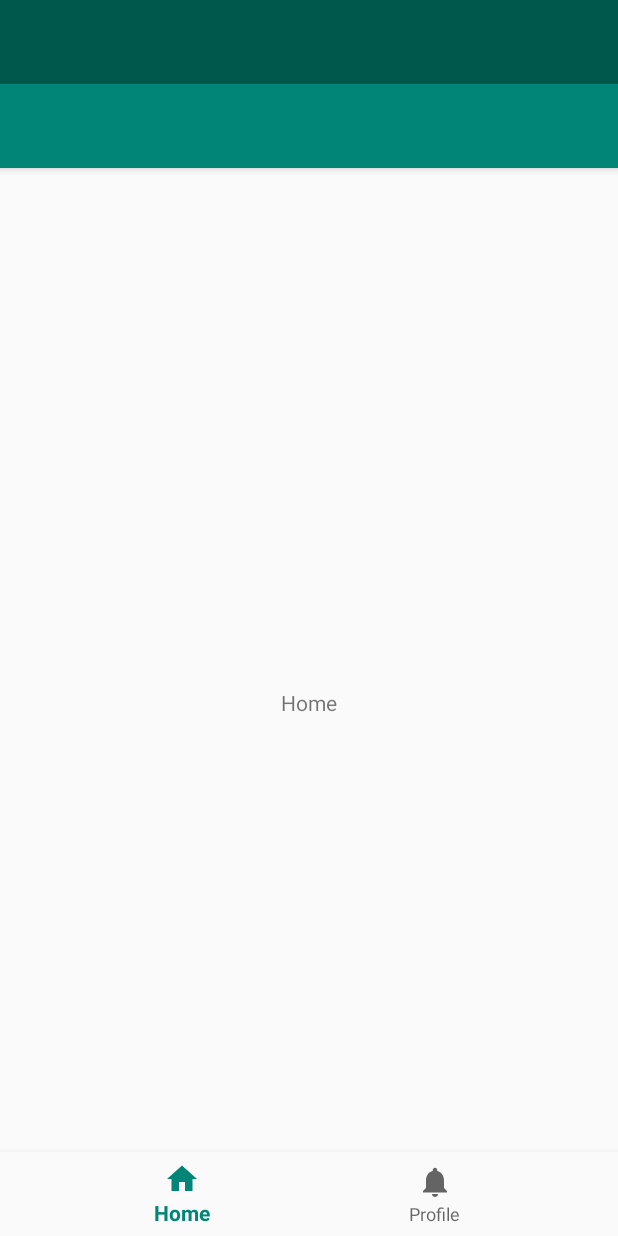
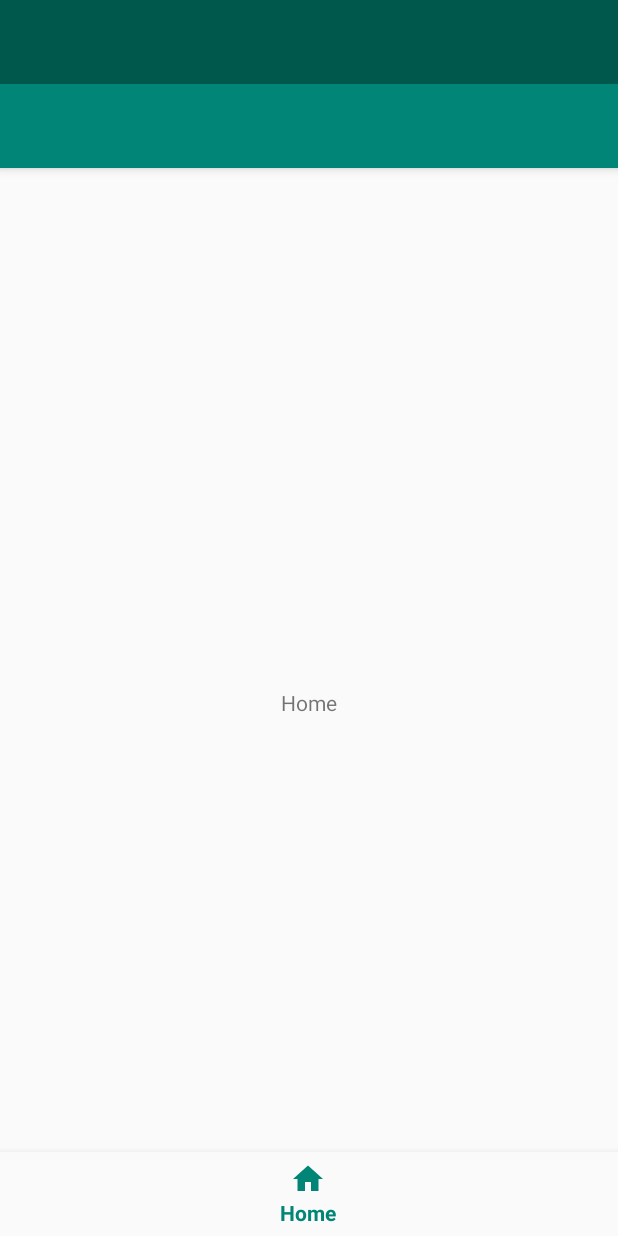
Before and after one commit to atrostan/brackit, an Android app: the layout activity_main.xml on its own in the app's theme, with its tools: preview values and no code run, on a phone screen of 412 x 824 dp. Run offline under Robolectric (Android 15) with nearby library versions, the phone set to English and light mode, and no system bars.

Commit message:
tesr_create

```diff
--- a/d1/app/src/main/java/com/example/d1/login/LoginActivity.kt
+++ b/d1/app/src/main/java/com/example/d1/login/LoginActivity.kt
@@ -25,10 +25,8 @@ class LoginActivity : AppCompatActivity() {
         setContentView(R.layout.activity_login)
         val username = findViewById<EditText>(R.id.username) as EditText
         val password = findViewById<EditText>(R.id.password) as EditText
-        val text = findViewById<TextView>(R.id.textView2) as TextView
         val login = findViewById<Button>(R.id.login) as Button
-        val loading = findViewById<ProgressBar>(R.id.loading) as ProgressBar
-
+        //val loading = findViewById<ProgressBar>(R.id.loading) as ProgressBar
 
 
         login.setOnClickListener {
@@ -81,7 +79,6 @@ class LoginActivity : AppCompatActivity() {
                     }
 
                     println("=========================================")
-                    text.text = "Response: "+json
 
                 }
             }
--- a/d1/app/src/main/res/layout/home_list_single.xml
+++ b/d1/app/src/main/res/layout/home_list_single.xml
@@ -7,9 +7,12 @@
                 android:id="@+id/img"
                 android:layout_width="100dp"
                 android:layout_height="100dp"/>
+
         <TextView
                 android:id="@+id/txt"
                 android:layout_width="wrap_content"
-                android:layout_height="100dp" />
+                android:layout_height="100dp"
+                android:gravity="center"
+                android:textAppearance="@style/TextAppearance.AppCompat.Body2" />
     </TableRow>
 </TableLayout>
--- a/d1/app/src/main/res/menu/activity_main_drawer.xml
+++ b/d1/app/src/main/res/menu/activity_main_drawer.xml
@@ -15,11 +15,18 @@
         <item
             android:id="@+id/nav_history"
             android:icon="@drawable/ic_menu_slideshow"
-            android:title="@string/menu_history" />
+            android:title="@string/menu_history"
+                android:visible="false"/>
         <item
                 android:id="@+id/nav_createTournament"
                 android:icon="@drawable/ic_menu_gallery"
                 android:title="@string/create_tournament"
+                android:visible="false"/>
+
+        <item
+                android:id="@+id/nav_logout"
+                android:icon="@drawable/ic_menu_share"
+                android:title="Log out"
                 android:visible="false"/>
     </group>
 
--- a/d1/app/src/main/res/menu/bottom_nav_menu.xml
+++ b/d1/app/src/main/res/menu/bottom_nav_menu.xml
@@ -6,9 +6,9 @@
             android:icon="@drawable/ic_home_black_24dp"
             android:title="@string/title_home"/>
 
-    <item
-            android:id="@+id/navigation_notifications"
-            android:icon="@drawable/ic_notifications_black_24dp"
-            android:title="@string/title_profile"/>
+<!--    <item-->
+<!--            android:id="@+id/navigation_notifications"-->
+<!--            android:icon="@drawable/ic_notifications_black_24dp"-->
+<!--            android:title="@string/title_profile"/>-->
 
 </menu>
```
Also changed, not shown: d1/app/src/main/java/com/example/d1/MainActivity.kt (+44 -36 lines), d1/app/src/main/java/com/example/d1/tournament/CreateTournamentActivity.kt (+6 -2 lines), 1 other file.
